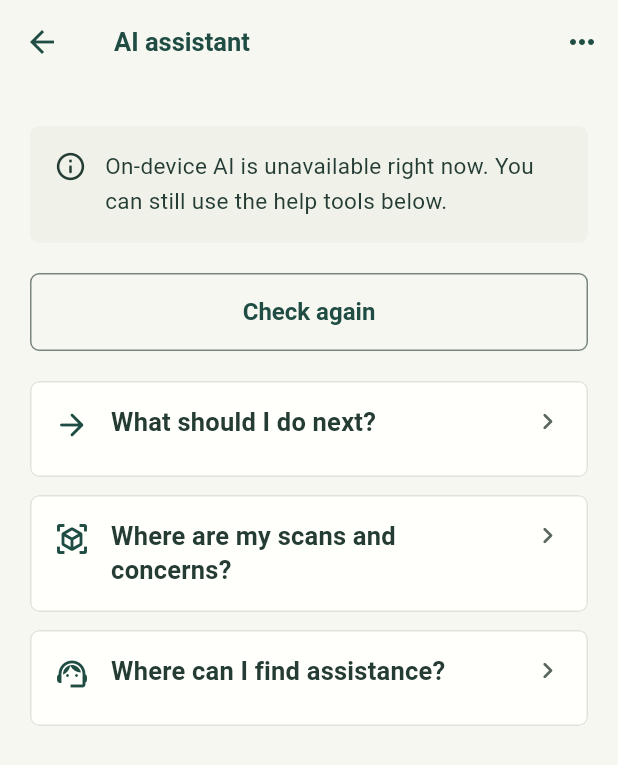
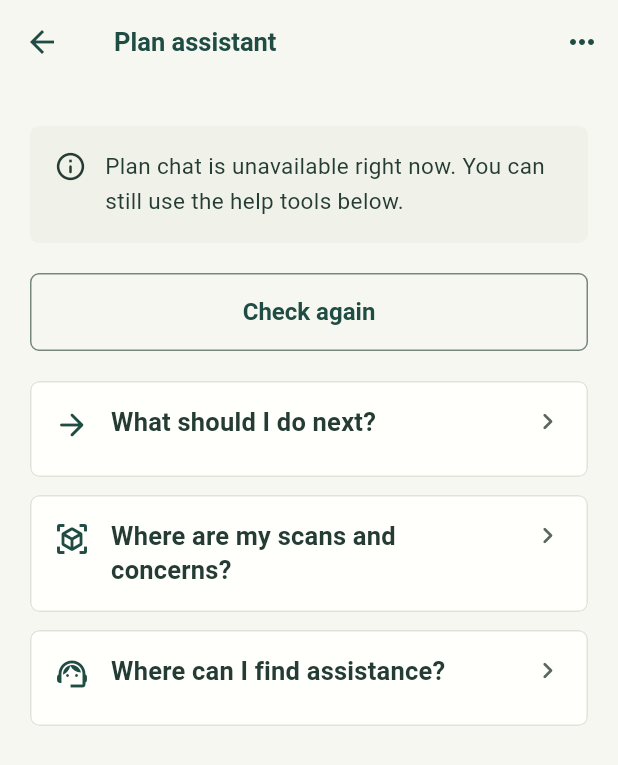
Before and after one commit to RawF4sh/homi, a Flutter app: the PlanAssistantScreen screen opened directly with empty values, on a phone screen of 412 x 824 dp. Shown: the top 765 px of the screen. Run offline on Flutter 3.47's test engine with Material 3 defaults, Android fonts, the phone set to English and light mode, and no system bars; our stand-ins replace camera, flutter_local_notifications, flutter_secure_storage, flutter_timezone, image_picker, rxdart and 5 more; missing offline and left inert: cryptography, dart:js_interop, dart:ui_web, pdfrx_engine; accounts and stored records are empty; project files that could hold a hidden picture were left out.

Commit message:
Simplify comments and product wording

```diff
--- a/lib/features/assistant/plan_assistant_screen.dart
+++ b/lib/features/assistant/plan_assistant_screen.dart
@@ -246,7 +246,7 @@ class _PlanAssistantScreenState extends State<PlanAssistantScreen>
                     padding: const EdgeInsets.all(12),
                     child: Text(
                       context.tr(
-                        'AI can make mistakes. Confirm details in your plan.',
+                        'Generated replies can be wrong. Confirm details in your plan.',
                       ),
                     ),
                   ),
@@ -254,7 +254,7 @@ class _PlanAssistantScreenState extends State<PlanAssistantScreen>
                     padding: const EdgeInsets.all(12),
                     child: Text(
                       context.tr(
-                        'Replies use this phone’s on-device model. Chat text and replies are not sent to an AI server. Chat clears when you leave this screen, switch plans, or leave the app. Only the last two exchanges are used for follow-up questions. The assistant cannot change your plan, decide eligibility, or submit an application.',
+                        'Replies use this phone’s on-device model. Chat text and replies are not sent to a remote model server. Chat clears when you leave this screen, switch plans, or leave the app. Only the last two exchanges are used for follow-up questions. The assistant cannot change your plan, decide eligibility, or submit an application.',
                       ),
                     ),
                   ),
@@ -323,30 +323,30 @@ class _PlanAssistantScreenState extends State<PlanAssistantScreen>
   );
 
   String _availabilityText(AssistantAvailability value) => switch (value) {
-    AssistantAvailability.ready => 'On-device AI',
-    AssistantAvailability.requiresIos26 => 'AI chat needs iOS 26 or later.',
+    AssistantAvailability.ready => 'On-device chat',
+    AssistantAvailability.requiresIos26 => 'Plan chat needs iOS 26 or later.',
     AssistantAvailability.requiresAndroid26 =>
-      'AI chat needs Android 8 or later. The other app tools still work.',
+      'Plan chat needs Android 8 or later. The other app tools still work.',
     AssistantAvailability.modelDownloadable =>
-      'Download the on-device AI model to use chat. Wi-Fi is recommended. No chat text is included in the download.',
+      'Download the on-device model to use chat. Wi-Fi is recommended. No chat text is included in the download.',
     AssistantAvailability.modelDownloading =>
-      'The on-device AI model is downloading. Check again when it finishes.',
+      'The on-device model is downloading. Check again when it finishes.',
     AssistantAvailability.unsupportedDevice =>
       defaultTargetPlatform == TargetPlatform.android
-          ? 'On-device AI is not supported on this Android phone.'
+          ? 'On-device chat is not supported on this Android phone.'
           : 'This iPhone does not support Apple Intelligence.',
     AssistantAvailability.disabled =>
       'Turn on Apple Intelligence in iPhone Settings, then check again.',
     AssistantAvailability.modelNotReady =>
       defaultTargetPlatform == TargetPlatform.android
-          ? 'The on-device AI model is not ready. Update Android AICore, then check again.'
+          ? 'The on-device model is not ready. Update Android AICore, then check again.'
           : 'Apple’s on-device model is not ready. Check Apple Intelligence in Settings, then try again.',
     AssistantAvailability.unsupportedLanguage =>
       'The on-device model does not support the selected app language. You can keep using the help tools below.',
     AssistantAvailability.unsupportedPlatform =>
-      'AI chat needs a compatible iPhone or Android phone. You can keep using the help tools below.',
+      'Plan chat needs a compatible iPhone or Android phone. You can keep using the help tools below.',
     AssistantAvailability.unavailable =>
-      'On-device AI is unavailable right now. You can still use the help tools below.',
+      'Plan chat is unavailable right now. You can still use the help tools below.',
   };
 
   String _errorText(String code) => switch (code) {
@@ -374,7 +374,7 @@ class _PlanAssistantScreenState extends State<PlanAssistantScreen>
         if (c.checking) ...[
           const LinearProgressIndicator(),
           const SizedBox(height: 12),
-          Text(context.tr('Checking on-device AI…')),
+          Text(context.tr('Checking on-device chat…')),
         ] else if (!available) ...[
           SahNotice(message: context.tr(_availabilityText(c.availability))),
           const SizedBox(height: 12),
@@ -581,7 +581,7 @@ class _PlanAssistantScreenState extends State<PlanAssistantScreen>
       listenable: c,
       builder: (context, _) => Scaffold(
         appBar: AppBar(
-          title: Text(context.tr('AI assistant')),
+          title: Text(context.tr('Plan assistant')),
           actions: [
             if (MediaQuery.viewInsetsOf(context).bottom > 0)
               IconButton(
@@ -657,7 +657,7 @@ class _ChatMessage extends StatelessWidget {
               crossAxisAlignment: CrossAxisAlignment.start,
               children: [
                 Text(
-                  context.tr(reply ? 'AI assistant' : 'You'),
+                  context.tr(reply ? 'Plan assistant' : 'You'),
                   style: theme.textTheme.labelMedium?.copyWith(
                     color: theme.colorScheme.onSurfaceVariant,
                   ),
--- a/lib/l10n/catalogs/android_features.dart
+++ b/lib/l10n/catalogs/android_features.dart
@@ -1,47 +1,48 @@
 const androidFeatureTranslations = <String, Map<String, String>>{
-  "AI chat needs Android 8 or later. The other app tools still work.": {
+  "Plan chat needs Android 8 or later. The other app tools still work.": {
     "es":
-        "El chat con IA requiere Android 8 o posterior. Las otras herramientas siguen funcionando.",
-    "zh-Hans": "AI 聊天需要 Android 8 或更新版本。其他应用工具仍可使用。",
-    "zh-Hant": "AI 聊天需要 Android 8 或更新版本。其他 App 工具仍可使用。",
+        "El chat del plan requiere Android 8 o posterior. Las otras herramientas siguen funcionando.",
+    "zh-Hans": "计划聊天需要 Android 8 或更新版本。其他应用工具仍可使用。",
+    "zh-Hant": "計畫聊天需要 Android 8 或更新版本。其他 App 工具仍可使用。",
     "vi":
-        "Trò chuyện AI cần Android 8 trở lên. Các công cụ khác vẫn hoạt động.",
+        "Trò chuyện về kế hoạch cần Android 8 trở lên. Các công cụ khác vẫn hoạt động.",
     "fil":
-        "Kailangan ng AI chat ang Android 8 o mas bago. Gumagana pa rin ang ibang tool.",
+        "Kailangan ng chat tungkol sa plano ang Android 8 o mas bago. Gumagana pa rin ang ibang tool.",
   },
-  "Download the on-device AI model to use chat. Wi-Fi is recommended. No chat text is included in the download.": {
+  "Download the on-device model to use chat. Wi-Fi is recommended. No chat text is included in the download.": {
     "es":
-        "Descargue el modelo de IA del dispositivo para usar el chat. Se recomienda Wi-Fi. La descarga no incluye texto del chat.",
-    "zh-Hans": "请下载设备端 AI 模型以使用聊天。建议使用 Wi-Fi。下载不包含聊天内容。",
-    "zh-Hant": "請下載裝置端 AI 模型以使用聊天。建議使用 Wi-Fi。下載不包含聊天內容。",
+        "Descargue el modelo del dispositivo para usar el chat. Se recomienda Wi-Fi. La descarga no incluye texto del chat.",
+    "zh-Hans": "请下载设备端模型以使用聊天。建议使用 Wi-Fi。下载不包含聊天内容。",
+    "zh-Hant": "請下載裝置端模型以使用聊天。建議使用 Wi-Fi。下載不包含聊天內容。",
     "vi":
-        "Tải mô hình AI trên thiết bị để trò chuyện. Nên dùng Wi-Fi. Không có nội dung trò chuyện trong yêu cầu tải.",
+        "Tải mô hình trên thiết bị để trò chuyện. Nên dùng Wi-Fi. Không có nội dung trò chuyện trong yêu cầu tải.",
     "fil":
-        "I-download ang AI model sa device para makipag-chat. Inirerekomenda ang Wi-Fi. Walang chat text sa pag-download.",
+        "I-download ang model sa device para makipag-chat. Inirerekomenda ang Wi-Fi. Walang chat text sa pag-download.",
   },
-  "The on-device AI model is downloading. Check again when it finishes.": {
+  "The on-device model is downloading. Check again when it finishes.": {
     "es":
-        "El modelo de IA se está descargando. Vuelva a comprobar al terminar.",
-    "zh-Hans": "正在下载设备端 AI 模型。完成后请重新检查。",
-    "zh-Hant": "正在下載裝置端 AI 模型。完成後請重新檢查。",
-    "vi": "Đang tải mô hình AI trên thiết bị. Kiểm tra lại khi hoàn tất.",
-    "fil": "Dina-download ang AI model sa device. Suriin muli kapag tapos na.",
+        "El modelo del dispositivo se está descargando. Vuelva a comprobar al terminar.",
+    "zh-Hans": "正在下载设备端模型。完成后请重新检查。",
+    "zh-Hant": "正在下載裝置端模型。完成後請重新檢查。",
+    "vi": "Đang tải mô hình trên thiết bị. Kiểm tra lại khi hoàn tất.",
+    "fil": "Dina-download ang model sa device. Suriin muli kapag tapos na.",
   },
-  "On-device AI is not supported on this Android phone.": {
-    "es": "Este teléfono Android no admite IA en el dispositivo.",
-    "zh-Hans": "此 Android 手机不支持设备端 AI。",
-    "zh-Hant": "此 Android 手機不支援裝置端 AI。",
-    "vi": "Điện thoại Android này không hỗ trợ AI trên thiết bị.",
-    "fil": "Hindi sinusuportahan ang AI sa device sa Android phone na ito.",
+  "On-device chat is not supported on this Android phone.": {
+    "es": "Este teléfono Android no admite el chat en el dispositivo.",
+    "zh-Hans": "此 Android 手机不支持设备端聊天。",
+    "zh-Hant": "此 Android 手機不支援裝置端聊天。",
+    "vi": "Điện thoại Android này không hỗ trợ trò chuyện trên thiết bị.",
+    "fil": "Hindi sinusuportahan ang chat sa device sa Android phone na ito.",
   },
-  "The on-device AI model is not ready. Update Android AICore, then check again.": {
+  "The on-device model is not ready. Update Android AICore, then check again.": {
     "es":
-        "El modelo de IA no está listo. Actualice Android AICore y vuelva a comprobar.",
-    "zh-Hans": "设备端 AI 模型尚未就绪。请更新 Android AICore 后重试。",
-    "zh-Hant": "裝置端 AI 模型尚未就緒。請更新 Android AICore 後重試。",
-    "vi": "Mô hình AI chưa sẵn sàng. Cập nhật Android AICore rồi kiểm tra lại.",
+        "El modelo del dispositivo no está listo. Actualice Android AICore y vuelva a comprobar.",
+    "zh-Hans": "设备端模型尚未就绪。请更新 Android AICore 后重试。",
+    "zh-Hant": "裝置端模型尚未就緒。請更新 Android AICore 後重試。",
+    "vi":
+        "Mô hình trên thiết bị chưa sẵn sàng. Cập nhật Android AICore rồi kiểm tra lại.",
     "fil":
-        "Hindi pa handa ang AI model. I-update ang Android AICore at suriin muli.",
+        "Hindi pa handa ang model sa device. I-update ang Android AICore at suriin muli.",
   },
   "The on-device model does not support the selected app language. You can keep using the help tools below.": {
     "es":
@@ -53,15 +54,15 @@ const androidFeatureTranslations = <String, Map<String, String>>{
     "fil":
         "Hindi sinusuportahan ng model ang napiling wika. Magagamit pa rin ang mga tool sa tulong sa ibaba.",
   },
-  "AI chat needs a compatible iPhone or Android phone. You can keep using the help tools below.": {
+  "Plan chat needs a compatible iPhone or Android phone. You can keep using the help tools below.": {
     "es":
-        "El chat con IA requiere un iPhone o Android compatible. Puede seguir usando las herramientas de ayuda.",
-    "zh-Hans": "AI 聊天需要兼容的 iPhone 或 Android 手机。您仍可使用下方帮助工具。",
-    "zh-Hant": "AI 聊天需要相容的 iPhone 或 Android 手機。您仍可使用下方協助工具。",
+        "El chat del plan requiere un iPhone o Android compatible. Puede seguir usando las herramientas de ayuda.",
+    "zh-Hans": "计划聊天需要兼容的 iPhone 或 Android 手机。您仍可使用下方帮助工具。",
+    "zh-Hant": "計畫聊天需要相容的 iPhone 或 Android 手機。您仍可使用下方協助工具。",
     "vi":
-        "Trò chuyện AI cần iPhone hoặc Android tương thích. Bạn vẫn có thể dùng các công cụ trợ giúp.",
+        "Trò chuyện về kế hoạch cần iPhone hoặc Android tương thích. Bạn vẫn có thể dùng các công cụ trợ giúp.",
     "fil":
-        "Kailangan ng AI chat ang katugmang iPhone o Android. Magagamit pa rin ang mga tool sa tulong sa ibaba.",
+        "Kailangan ng chat tungkol sa plano ang katugmang iPhone o Android. Magagamit pa rin ang mga tool sa tulong sa ibaba.",
   },
   "Download on-device model": {
     "es": "Descargar modelo en el dispositivo",
--- a/lib/l10n/catalogs/assistant.dart
+++ b/lib/l10n/catalogs/assistant.dart
@@ -62,12 +62,12 @@ const assistantTranslations = <String, Map<String, String>>{
     "vi": "Ẩn bàn phím",
     "fil": "Itago ang keyboard",
   },
-  "On-device AI": {
-    "es": "IA en el dispositivo",
-    "zh-Hans": "设备端 AI",
-    "zh-Hant": "裝置端 AI",
-    "vi": "AI trên thiết bị",
-    "fil": "AI sa device",
+  "On-device chat": {
+    "es": "Chat en el dispositivo",
+    "zh-Hans": "设备端聊天",
+    "zh-Hant": "裝置端聊天",
+    "vi": "Trò chuyện trên thiết bị",
+    "fil": "Chat sa device",
   },
   "Clear conversation": {
     "es": "Borrar conversación",
@@ -76,19 +76,19 @@ const assistantTranslations = <String, Map<String, String>>{
     "vi": "Xóa cuộc trò chuyện",
     "fil": "Burahin ang usapan",
   },
-  "Checking on-device AI…": {
-    "es": "Comprobando la IA del dispositivo…",
-    "zh-Hans": "正在检查设备端 AI…",
-    "zh-Hant": "正在檢查裝置端 AI…",
-    "vi": "Đang kiểm tra AI trên thiết bị…",
-    "fil": "Sinusuri ang AI sa device…",
+  "Checking on-device chat…": {
+    "es": "Comprobando el chat del dispositivo…",
+    "zh-Hans": "正在检查设备端聊天…",
+    "zh-Hant": "正在檢查裝置端聊天…",
+    "vi": "Đang kiểm tra trò chuyện trên thiết bị…",
+    "fil": "Sinusuri ang chat sa device…",
   },
-  "AI chat needs iOS 26 or later.": {
-    "es": "El chat con IA requiere iOS 26 o posterior.",
-    "zh-Hans": "AI 聊天需要 iOS 26 或更新版本。",
-    "zh-Hant": "AI 聊天需要 iOS 26 或更新版本。",
-    "vi": "Trò chuyện AI cần iOS 26 trở lên.",
-    "fil": "Kailangan ng AI chat ang iOS 26 o mas bago.",
+  "Plan chat needs iOS 26 or later.": {
+    "es": "El chat del plan requiere iOS 26 o posterior.",
+    "zh-Hans": "计划聊天需要 iOS 26 或更新版本。",
+    "zh-Hant": "計畫聊天需要 iOS 26 或更新版本。",
+    "vi": "Trò chuyện về kế hoạch cần iOS 26 trở lên.",
+    "fil": "Kailangan ng chat tungkol sa plano ang iOS 26 o mas bago.",
   },
   "This iPhone does not support Apple Intelligence.": {
     "es": "Este iPhone no es compatible con Apple Intelligence.",
@@ -125,25 +125,15 @@ const assistantTranslations = <String, Map<String, String>>{
     "fil":
         "Hindi suportado ng modelo ng Apple sa teleponong ito ang napiling wika ng app. Magagamit pa rin ang mga tulong sa ibaba.",
   },
-  "AI chat is available on compatible iPhones. Android AI is coming later.": {
+  "Plan chat is unavailable right now. You can still use the help tools below.": {
     "es":
-        "El chat con IA está disponible en iPhones compatibles. La IA para Android llegará más adelante.",
-    "zh-Hans": "AI 聊天适用于兼容的 iPhone。Android AI 将在以后推出。",
-    "zh-Hant": "AI 聊天適用於相容的 iPhone。Android AI 將於之後推出。",
+        "El chat del plan no está disponible ahora. Puede usar las herramientas de ayuda de abajo.",
+    "zh-Hans": "计划聊天暂时不可用。您仍可使用下方的帮助工具。",
+    "zh-Hant": "計畫聊天暫時無法使用。您仍可使用下方的協助工具。",
     "vi":
-        "Trò chuyện AI có trên iPhone tương thích. AI cho Android sẽ được bổ sung sau.",
+        "Trò chuyện về kế hoạch hiện không khả dụng. Bạn vẫn có thể dùng công cụ hỗ trợ bên dưới.",
     "fil":
-        "Available ang AI chat sa mga katugmang iPhone. Idaragdag ang Android AI sa hinaharap.",
-  },
-  "On-device AI is unavailable right now. You can still use the help tools below.": {
-    "es":
-        "La IA del dispositivo no está disponible ahora. Puede usar las herramientas de ayuda de abajo.",
-    "zh-Hans": "设备端 AI 暂时不可用。您仍可使用下方的帮助工具。",
-    "zh-Hant": "裝置端 AI 暫時無法使用。您仍可使用下方的協助工具。",
-    "vi":
-        "AI trên thiết bị hiện không khả dụng. Bạn vẫn có thể dùng công cụ hỗ trợ bên dưới.",
-    "fil":
-        "Hindi available ang AI sa device ngayon. Magagamit pa rin ang mga tulong sa ibaba.",
+        "Hindi available ang chat tungkol sa plano ngayon. Magagamit pa rin ang mga tulong sa ibaba.",
   },
   "Reopen your plan to start a new conversation.": {
     "es": "Vuelva a abrir su plan para iniciar otra conversación.",
@@ -152,12 +142,15 @@ const assistantTranslations = <String, Map<String, String>>{
     "vi": "Mở lại kế hoạch để bắt đầu cuộc trò chuyện mới.",
     "fil": "Buksan muli ang plano upang magsimula ng bagong usapan.",
   },
-  "AI can make mistakes. Confirm details in your plan.": {
-    "es": "La IA puede equivocarse. Confirme los detalles en su plan.",
-    "zh-Hans": "AI 可能出错。请在计划中核实详情。",
-    "zh-Hant": "AI 可能出錯。請在計畫中確認詳情。",
-    "vi": "AI có thể mắc lỗi. Hãy xác nhận chi tiết trong kế hoạch.",
-    "fil": "Maaaring magkamali ang AI. Kumpirmahin ang detalye sa iyong plano.",
+  "Generated replies can be wrong. Confirm details in your plan.": {
+    "es":
+        "Las respuestas generadas pueden ser incorrectas. Confirme los detalles en su plan.",
+    "zh-Hans": "生成的回答可能有误。请在计划中核实详情。",
+    "zh-Hant": "產生的回答可能有誤。請在計畫中確認詳情。",
+    "vi":
+        "Câu trả lời được tạo có thể sai. Hãy xác nhận chi tiết trong kế hoạch.",
+    "fil":
+        "Maaaring mali ang mga nabuong sagot. Kumpirmahin ang detalye sa iyong plano.",
   },
   "You": {
     "es": "Usted",
@@ -166,12 +159,12 @@ const assistantTranslations = <String, Map<String, String>>{
     "vi": "Bạn",
     "fil": "Ikaw",
   },
-  "AI assistant": {
-    "es": "Asistente de IA",
-    "zh-Hans": "AI 助手",
-    "zh-Hant": "AI 助理",
-    "vi": "Trợ lý AI",
-    "fil": "AI assistant",
+  "Plan assistant": {
+    "es": "Asistente del plan",
+    "zh-Hans": "计划助手",
+    "zh-Hant": "計畫助理",
+    "vi": "Trợ lý kế hoạch",
+    "fil": "Katulong sa plano",
   },
   "Thinking on your phone…": {
     "es": "Procesando en su teléfono…",
@@ -285,17 +278,17 @@ const assistantTranslations = <String, Map<String, String>>{
     "fil":
         "Hindi makumpleto ang sagot. Suriin ang availability at subukan muli.",
   },
-  "Replies use this phone’s on-device model. Chat text and replies are not sent to an AI server. Chat clears when you leave this screen, switch plans, or leave the app. Only the last two exchanges are used for follow-up questions. The assistant cannot change your plan, decide eligibility, or submit an application.": {
+  "Replies use this phone’s on-device model. Chat text and replies are not sent to a remote model server. Chat clears when you leave this screen, switch plans, or leave the app. Only the last two exchanges are used for follow-up questions. The assistant cannot change your plan, decide eligibility, or submit an application.": {
     "es":
-        "Las respuestas usan el modelo de este teléfono. El texto y las respuestas del chat no se envían a un servidor de IA. El chat se borra al salir de esta pantalla, cambiar de plan o salir de la app. Solo se usan los dos últimos intercambios para dar continuidad. El asistente no puede cambiar su plan, decidir la elegibilidad ni enviar una solicitud.",
+        "Las respuestas usan el modelo de este teléfono. El texto y las respuestas del chat no se envían a un servidor remoto de modelos. El chat se borra al salir de esta pantalla, cambiar de plan o salir de la app. Solo se usan los dos últimos intercambios para dar continuidad. El asistente no puede cambiar su plan, decidir la elegibilidad ni enviar una solicitud.",
     "zh-Hans":
-        "回答由 此手机的设备端模型生成，不会发送到 AI 服务器。离开此页面、切换计划或离开应用时，对话会清空。后续提问仅使用最近两轮对话。助手不能修改计划、判定资格或提交申请。",
+        "回答由此手机的设备端模型生成。聊天内容和回答不会发送到远程模型服务器。离开此页面、切换计划或离开应用时，对话会清空。后续提问仅使用最近两轮对话。助手不能修改计划、判定资格或提交申请。",
     "zh-Hant":
-        "回答由 此手機的裝置端模型產生，不會傳送到 AI 伺服器。離開此頁面、切換計畫或離開 App 時，對話會清除。後續提問僅使用最近兩輪對話。助理不能修改計畫、判定資格或提交申請。",
+        "回答由此手機的裝置端模型產生。聊天內容與回答不會傳送到遠端模型伺服器。離開此頁面、切換計畫或離開 App 時，對話會清除。後續提問僅使用最近兩輪對話。助理不能修改計畫、判定資格或提交申請。",
     "vi":
-        "Câu trả lời dùng mô hình trên điện thoại này. Không có nội dung gửi tới máy chủ AI. Trò chuyện bị xóa khi bạn rời màn hình, đổi kế hoạch hoặc rời ứng dụng. Chỉ hai lượt gần nhất được dùng cho câu hỏi tiếp theo. Trợ lý không thể đổi kế hoạch, quyết định điều kiện hưởng trợ giúp hay nộp hồ sơ.",
+        "Câu trả lời dùng mô hình trên điện thoại này. Nội dung trò chuyện và câu trả lời không được gửi tới máy chủ mô hình từ xa. Trò chuyện bị xóa khi bạn rời màn hình, đổi kế hoạch hoặc rời ứng dụng. Chỉ hai lượt gần nhất được dùng cho câu hỏi tiếp theo. Trợ lý không thể đổi kế hoạch, quyết định điều kiện hưởng trợ giúp hay nộp hồ sơ.",
     "fil":
-        "Gumagamit ang mga sagot ng modelo sa teleponong ito. Walang ipinapadala sa AI server. Nabubura ang chat kapag umalis sa screen, lumipat ng plano, o umalis sa app. Huling dalawang palitan lang ang gamit sa mga kasunod na tanong. Hindi mababago ng assistant ang plano, mapagpapasyahan ang pagiging kwalipikado, o maipapasa ang aplikasyon.",
+        "Gumagamit ang mga sagot ng modelo sa teleponong ito. Hindi ipinapadala sa malayuang model server ang chat at mga sagot. Nabubura ang chat kapag umalis sa screen, lumipat ng plano, o umalis sa app. Huling dalawang palitan lang ang gamit sa mga kasunod na tanong. Hindi mababago ng katulong ang plano, mapagpapasyahan ang pagiging kwalipikado, o maipapasa ang aplikasyon.",
   },
   "App steps are included automatically. Confirmed finding excerpts are optional and may contain notes you entered. Photos, scans, measurements, resident details, and documents are not included.": {
     "es":
```
Also changed, not shown: 6 other files.
